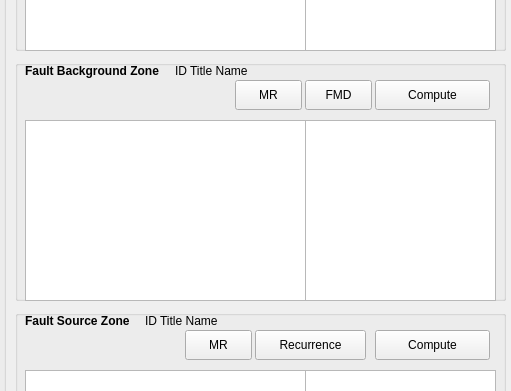
The window that mt_seismicsource/ui_seismicsource.ui (feuchner/seismicsource-toolkit) describes before a commit, drawn with Qt 5; both pictures show x 305 to 816 and y 170 to 561 of the 816 by 720 pixel window.
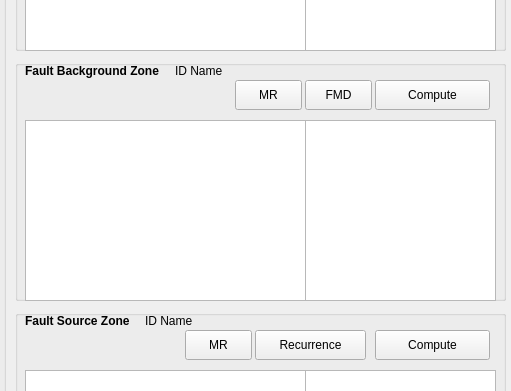
The same window after the commit.

Commit message: display ID and name of selected zone

```diff
--- a/mt_seismicsource/ui_seismicsource.ui
+++ b/mt_seismicsource/ui_seismicsource.ui
@@ -692,7 +692,7 @@
       </font>
      </property>
      <property name="text">
-      <string>ID Title Name</string>
+      <string>ID Name</string>
      </property>
     </widget>
     <widget class="QPushButton" name="btnDataFaultDisplayMR">
@@ -815,7 +815,7 @@
       </font>
      </property>
      <property name="text">
-      <string>ID Title Name</string>
+      <string>ID Name</string>
      </property>
     </widget>
     <widget class="QPushButton" name="btnDataFaultBackgrDisplayFMD">
```
The commit also changes 2 other files.
